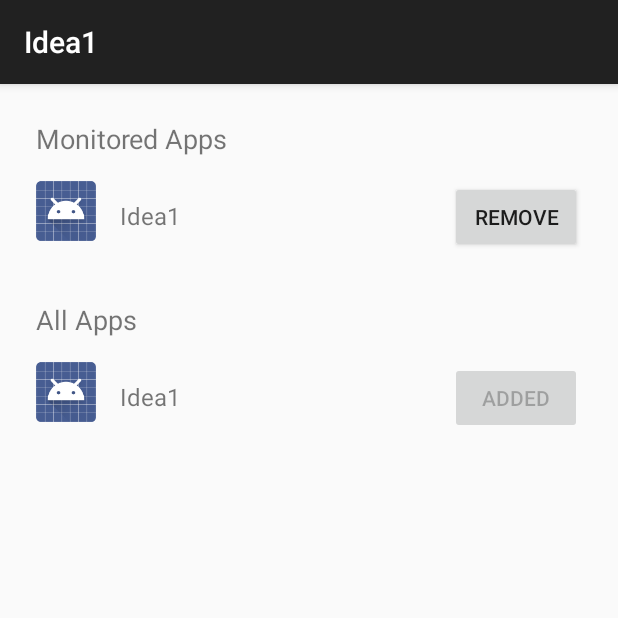
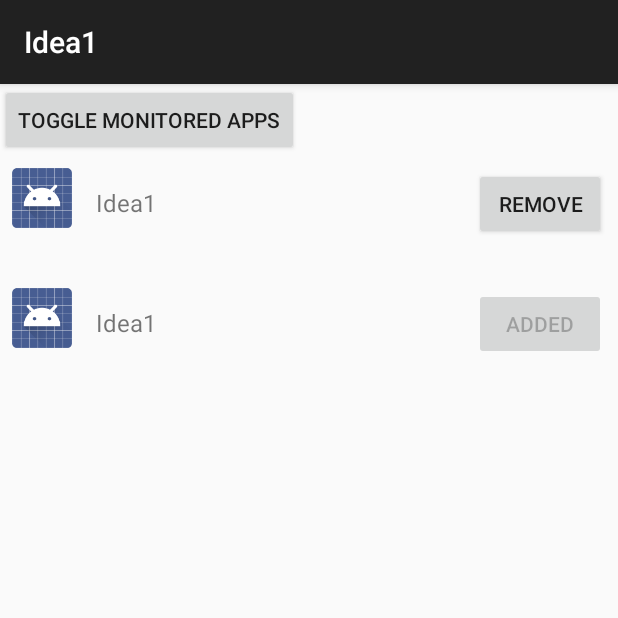
Before and after one commit to Elutherius/appvacation, an Android app built with Jetpack Compose: the AppSelectionActivity screen opened directly, with no data from a screen before it, after a tap on "ADD", on a phone screen of 412 x 824 dp, the top half of it. Run offline under Robolectric (Android 15) with nearby library versions, the phone set to English and light mode, and no system bars; 1 other tap on this screen came first.

Commit message:
Fixed the swipy thing and made two buttons/pages

```diff
--- a/app/src/main/java/com/example/idea1/ui/theme/AppSelectionActivity.kt
+++ b/app/src/main/java/com/example/idea1/AddAppsActivity.kt
@@ -1,5 +1,6 @@
 package com.example.idea1
 
+import android.content.Intent
 import android.content.SharedPreferences
 import android.content.pm.ApplicationInfo
 import android.content.pm.PackageManager
@@ -7,35 +8,31 @@ import android.os.Bundle
 import androidx.appcompat.app.AppCompatActivity
 import androidx.recyclerview.widget.LinearLayoutManager
 import androidx.recyclerview.widget.RecyclerView
+import android.widget.Button
 
-class AppSelectionActivity : AppCompatActivity() {
+
+class AddAppsActivity : AppCompatActivity() {
 
     private lateinit var sharedPreferences: SharedPreferences
-    private lateinit var monitoredApps: MutableList<String>
     private lateinit var allAppsAdapter: AppAdapter
-    private lateinit var monitoredAppsAdapter: AppAdapter
 
     override fun onCreate(savedInstanceState: Bundle?) {
         super.onCreate(savedInstanceState)
-        setContentView(R.layout.activity_app_selection)
+        setContentView(R.layout.activity_add_apps)
 
         sharedPreferences = getSharedPreferences("AppPrefs", MODE_PRIVATE)
-        monitoredApps = sharedPreferences.getStringSet("monitored_apps", setOf())!!.toMutableList()
 
-        val monitoredAppsRecyclerView = findViewById<RecyclerView>(R.id.monitoredAppsRecyclerView)
         val allAppsRecyclerView = findViewById<RecyclerView>(R.id.allAppsRecyclerView)
+        val viewMonitoredAppsButton = findViewById<Button>(R.id.button_view_monitored_apps)
+
+        viewMonitoredAppsButton.setOnClickListener {
+            val intent = Intent(this, MonitoredAppsActivity::class.java)
+            startActivity(intent)
+        }
 
         val installedApps = getInstalledApps()
-        val monitoredAppsList = installedApps.filter { monitoredApps.contains(it.packageName) }
-        val allAppsList = installedApps
 
-        monitoredAppsAdapter = AppAdapter(monitoredAppsList, isMonitoredList = true) { app, add ->
-            handleAppAction(app, add)
-        }
-        monitoredAppsRecyclerView.layoutManager = LinearLayoutManager(this)
-        monitoredAppsRecyclerView.adapter = monitoredAppsAdapter
-
-        allAppsAdapter = AppAdapter(allAppsList, isMonitoredList = false) { app, add ->
+        allAppsAdapter = AppAdapter(installedApps, isMonitoredList = false) { app, add ->
             handleAppAction(app, add)
         }
         allAppsRecyclerView.layoutManager = LinearLayoutManager(this)
@@ -54,30 +51,12 @@ class AppSelectionActivity : AppCompatActivity() {
     }
 
     private fun handleAppAction(app: ApplicationInfo, add: Boolean) {
+        val monitoredApps = sharedPreferences.getStringSet("monitored_apps", setOf())!!.toMutableList()
         if (add) {
             monitoredApps.add(app.packageName)
         } else {
             monitoredApps.remove(app.packageName)
         }
         sharedPreferences.edit().putStringSet("monitored_apps", monitoredApps.toSet()).apply()
-        refreshMonitoredApps()
-    }
-
-    private fun refreshMonitoredApps() {
-        val newMonitoredApps = getMonitoredApps()
-        monitoredAppsAdapter.apps = newMonitoredApps
-        monitoredAppsAdapter.notifyDataSetChanged()
-
-        val newInstalledApps = getInstalledApps()
-        allAppsAdapter.apps = newInstalledApps
-        allAppsAdapter.notifyDataSetChanged()
-    }
-
-    private fun getMonitoredApps(): List<ApplicationInfo> {
-        val pm = packageManager
-        val monitoredAppPackages = sharedPreferences.getStringSet("monitored_apps", setOf())!!
-        return pm.getInstalledApplications(PackageManager.GET_META_DATA).filter {
-            monitoredAppPackages.contains(it.packageName)
-        }
     }
 }
--- /dev/null
+++ b/app/src/main/java/com/example/idea1/AppSelectionActivity.kt
@@ -0,0 +1,95 @@
+package com.example.idea1
+
+import android.content.SharedPreferences
+import android.content.pm.ApplicationInfo
+import android.content.pm.PackageManager
+import android.os.Bundle
+import android.view.View
+import androidx.appcompat.app.AppCompatActivity
+import androidx.recyclerview.widget.LinearLayoutManager
+import androidx.recyclerview.widget.RecyclerView
+import android.widget.LinearLayout
+
+class AppSelectionActivity : AppCompatActivity() {
+
+    private lateinit var sharedPreferences: SharedPreferences
+    private lateinit var monitoredApps: MutableList<String>
+    private lateinit var allAppsAdapter: AppAdapter
+    private lateinit var monitoredAppsAdapter: AppAdapter
+    private lateinit var monitoredAppsContainer: LinearLayout
+
+    override fun onCreate(savedInstanceState: Bundle?) {
+        super.onCreate(savedInstanceState)
+        setContentView(R.layout.activity_app_selection)
+
+        sharedPreferences = getSharedPreferences("AppPrefs", MODE_PRIVATE)
+        monitoredApps = sharedPreferences.getStringSet("monitored_apps", setOf())!!.toMutableList()
+
+        monitoredAppsContainer = findViewById(R.id.monitoredAppsContainer)
+        val monitoredAppsRecyclerView = findViewById<RecyclerView>(R.id.monitoredAppsRecyclerView)
+        val allAppsRecyclerView = findViewById<RecyclerView>(R.id.allAppsRecyclerView)
+
+        val installedApps = getInstalledApps()
+        val monitoredAppsList = installedApps.filter { monitoredApps.contains(it.packageName) }
+        val allAppsList = installedApps
+
+        monitoredAppsAdapter = AppAdapter(monitoredAppsList, isMonitoredList = true) { app, add ->
+            handleAppAction(app, add)
+        }
+        monitoredAppsRecyclerView.layoutManager = LinearLayoutManager(this)
+        monitoredAppsRecyclerView.adapter = monitoredAppsAdapter
+
+        allAppsAdapter = AppAdapter(allAppsList, isMonitoredList = false) { app, add ->
+            handleAppAction(app, add)
+        }
+        allAppsRecyclerView.layoutManager = LinearLayoutManager(this)
+        allAppsRecyclerView.adapter = allAppsAdapter
+    }
+
+    private fun getInstalledApps(): List<ApplicationInfo> {
+        val pm = packageManager
+        val allApps = pm.getInstalledApplications(PackageManager.GET_META_DATA)
+        val userApps = allApps.filterNot { isSystemPackage(it) }
+        return userApps.sortedBy { it.loadLabel(pm).toString() }
+    }
+
+    private fun isSystemPackage(app: ApplicationInfo): Boolean {
+        return (app.flags and (ApplicationInfo.FLAG_SYSTEM or ApplicationInfo.FLAG_UPDATED_SYSTEM_APP)) != 0
+    }
+
+    private fun handleAppAction(app: ApplicationInfo, add: Boolean) {
+        if (add) {
+            monitoredApps.add(app.packageName)
+        } else {
+            monitoredApps.remove(app.packageName)
+        }
+        sharedPreferences.edit().putStringSet("monitored_apps", monitoredApps.toSet()).apply()
+        refreshMonitoredApps()
+    }
+
+    private fun refreshMonitoredApps() {
+        val newMonitoredApps = getMonitoredApps()
+        monitoredAppsAdapter.apps = newMonitoredApps
+        monitoredAppsAdapter.notifyDataSetChanged()
+
+        val newInstalledApps = getInstalledApps()
+        allAppsAdapter.apps = newInstalledApps
+        allAppsAdapter.notifyDataSetChanged()
+    }
+
+    private fun getMonitoredApps(): List<ApplicationInfo> {
+        val pm = packageManager
+        val monitoredAppPackages = sharedPreferences.getStringSet("monitored_apps", setOf())!!
+        return pm.getInstalledApplications(PackageManager.GET_META_DATA).filter {
+            monitoredAppPackages.contains(it.packageName)
+        }
+    }
+
+    fun toggleMonitoredApps(view: View) {
+        if (monitoredAppsContainer.visibility == View.VISIBLE) {
+            monitoredAppsContainer.visibility = View.GONE
+        } else {
+            monitoredAppsContainer.visibility = View.VISIBLE
+        }
+    }
+}
--- a/app/src/main/res/layout/activity_app_selection.xml
+++ b/app/src/main/res/layout/activity_app_selection.xml
@@ -1,33 +1,34 @@
 <?xml version="1.0" encoding="utf-8"?>
 <LinearLayout xmlns:android="http://schemas.android.com/apk/res/android"
+    xmlns:tools="http://schemas.android.com/tools"
     android:layout_width="match_parent"
     android:layout_height="match_parent"
     android:orientation="vertical"
-    android:padding="16dp">
+    tools:context=".AppSelectionActivity">
 
-    <TextView
+    <Button
+        android:id="@+id/toggleMonitoredApps"
         android:layout_width="wrap_content"
         android:layout_height="wrap_content"
-        android:text="Monitored Apps"
-        android:textSize="18sp"
-        android:padding="8dp" />
+        android:text="Toggle Monitored Apps"
+        android:onClick="toggleMonitoredApps" />
 
-    <androidx.recyclerview.widget.RecyclerView
-        android:id="@+id/monitoredAppsRecyclerView"
+    <LinearLayout
+        android:id="@+id/monitoredAppsContainer"
         android:layout_width="match_parent"
         android:layout_height="wrap_content"
-        android:layout_marginBottom="16dp" />
+        android:orientation="vertical">
 
-    <TextView
-        android:layout_width="wrap_content"
-        android:layout_height="wrap_content"
-        android:text="All Apps"
-        android:textSize="18sp"
-        android:padding="8dp" />
+        <androidx.recyclerview.widget.RecyclerView
+            android:id="@+id/monitoredAppsRecyclerView"
+            android:layout_width="match_parent"
+            android:layout_height="wrap_content"
+            android:layout_marginBottom="16dp"
+            android:nestedScrollingEnabled="false" />
+    </LinearLayout>
 
     <androidx.recyclerview.widget.RecyclerView
         android:id="@+id/allAppsRecyclerView"
         android:layout_width="match_parent"
-        android:layout_height="0dp"
-        android:layout_weight="1" />
+        android:layout_height="wrap_content" />
 </LinearLayout>
--- a/gradle/libs.versions.toml
+++ b/gradle/libs.versions.toml
@@ -1,5 +1,6 @@
 [versions]
 agp = "8.5.0"
+expandablelayout = "2.9.2"
 kotlin = "1.9.0"
 coreKtx = "1.13.1"
 junit = "4.13.2"
@@ -12,6 +13,7 @@ recyclerview = "1.3.2"
 
 [libraries]
 androidx-core-ktx = { group = "androidx.core", name = "core-ktx", version.ref = "coreKtx" }
+expandablelayout = { module = "com.github.cachapa:ExpandableLayout", version.ref = "expandablelayout" }
 junit = { group = "junit", name = "junit", version.ref = "junit" }
 androidx-junit = { group = "androidx.test.ext", name = "junit", version.ref = "junitVersion" }
 androidx-espresso-core = { group = "androidx.test.espresso", name = "espresso-core", version.ref = "espressoCore" }
```
Also changed, not shown: app/src/main/AndroidManifest.xml (+9 -0 lines), app/src/main/java/com/example/idea1/MainActivity.kt (+12 -8 lines), app/src/main/java/com/example/idea1/MonitoredAppsActivity.kt (added, +59 -0 lines), app/src/main/java/com/example/idea1/OverlayService.kt (+42 -24 lines), app/src/main/res/layout/activity_add_apps.xml (added, +18 -0 lines), app/src/main/res/layout/activity_main.xml (+12 -7 lines), app/src/main/res/layout/activity_monitored_apps.xml (added, +18 -0 lines).
